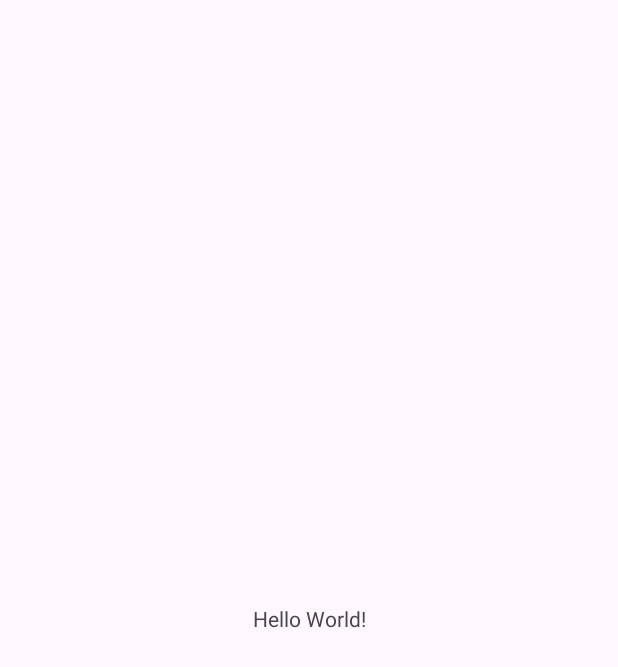
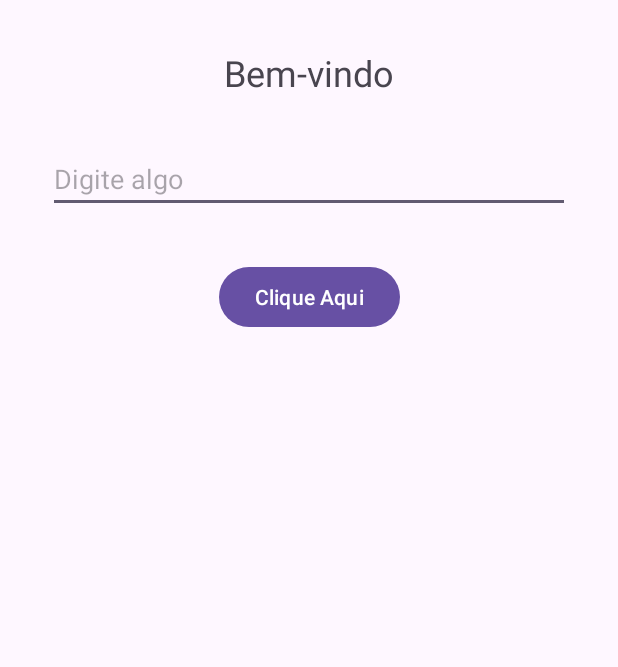
Before and after one commit to spiral-999/LayoutApp, an Android app: the screen it shows after launch (MainActivity), on a phone screen of 412 x 824 dp. Before the commit the part shown is almost empty. Shown: the top 667 px of the screen. Run offline under Robolectric (Android 15) with nearby library versions, the phone set to English and light mode, and no system bars.

Commit message:
Update activity_main.xml

```diff
--- a/LayoutApp/app/src/main/res/layout/activity_main.xml
+++ b/LayoutApp/app/src/main/res/layout/activity_main.xml
@@ -7,13 +7,40 @@
     android:layout_height="match_parent"
     tools:context=".MainActivity">
 
-    <TextView
-        android:layout_width="wrap_content"
-        android:layout_height="wrap_content"
-        android:text="Hello World!"
-        app:layout_constraintBottom_toBottomOf="parent"
-        app:layout_constraintEnd_toEndOf="parent"
-        app:layout_constraintStart_toStartOf="parent"
-        app:layout_constraintTop_toTopOf="parent" />
+<!-- TextView para o título -->
+<TextView
+    android:id="@+id/titleTextView"
+    android:layout_width="wrap_content"
+    android:layout_height="wrap_content"
+    android:text="Bem-vindo"
+    android:textSize="24sp"
+    app:layout_constraintTop_toTopOf="parent"
+    app:layout_constraintStart_toStartOf="parent"
+    app:layout_constraintEnd_toEndOf="parent"
+    android:layout_marginTop="32dp"/>
+
+<!-- EditText para entrada de texto -->
+<EditText
+    android:id="@+id/inputEditText"
+    android:layout_width="0dp"
+    android:layout_height="wrap_content"
+    android:hint="Digite algo"
+    app:layout_constraintTop_toBottomOf="@id/titleTextView"
+    app:layout_constraintStart_toStartOf="parent"
+    app:layout_constraintEnd_toEndOf="parent"
+    android:layout_marginTop="32dp"
+    android:layout_marginStart="32dp"
+    android:layout_marginEnd="32dp"/>
+
+<!-- Button -->
+<Button
+    android:id="@+id/actionButton"
+    android:layout_width="wrap_content"
+    android:layout_height="wrap_content"
+    android:text="Clique Aqui"
+    app:layout_constraintTop_toBottomOf="@id/inputEditText"
+    app:layout_constraintStart_toStartOf="parent"
+    app:layout_constraintEnd_toEndOf="parent"
+    android:layout_marginTop="32dp"/>
 
 </androidx.constraintlayout.widget.ConstraintLayout>
```
